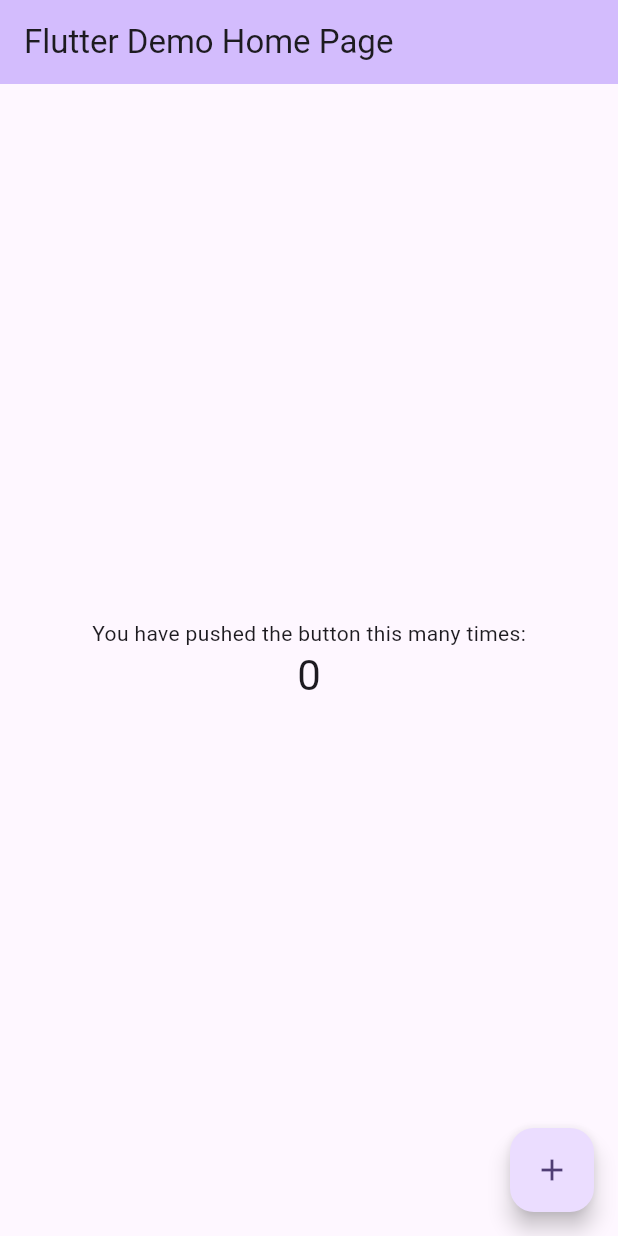
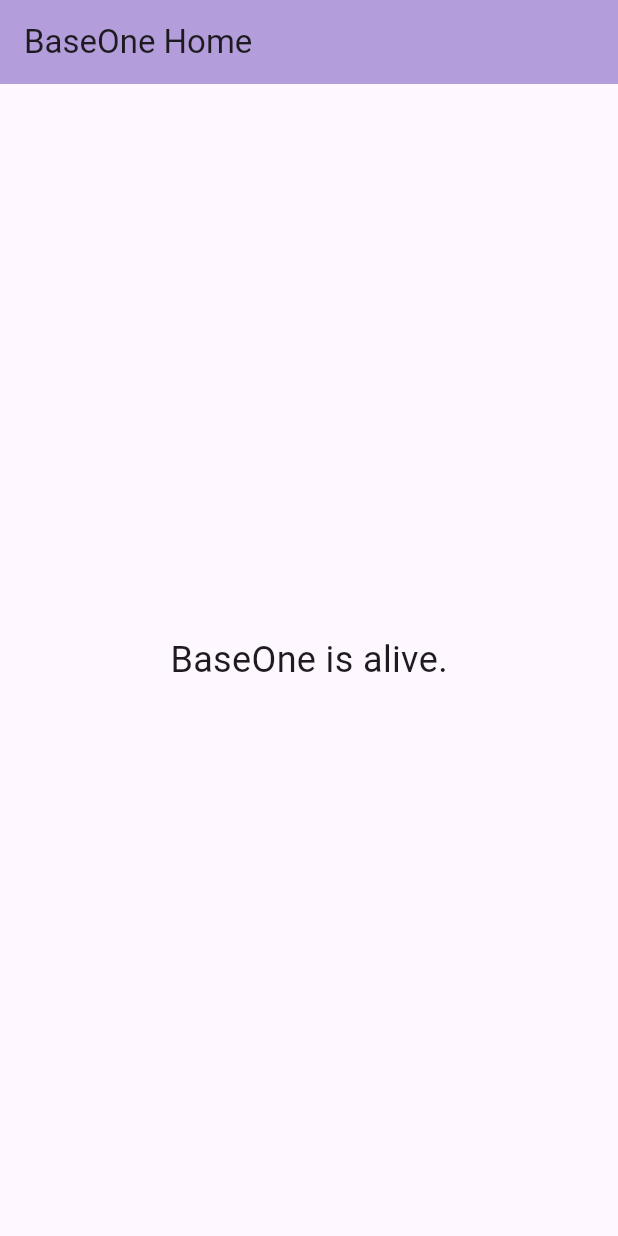
Before and after one commit to jamesbrownops/baseone, a Flutter app: the screen it shows after launch, on a phone screen of 412 x 824 dp. Run offline on Flutter 3.47's test engine with Material 3 defaults, Android fonts, the light colour scheme and no system bars.

Commit message:
BaseOne home scaffold

```diff
--- a/lib/main.dart
+++ b/lib/main.dart
@@ -1,121 +1,41 @@
 import 'package:flutter/material.dart';
 
 void main() {
-  runApp(const MyApp());
+  runApp(const BaseOneApp());
 }
 
-class MyApp extends StatelessWidget {
-  const MyApp({super.key});
+class BaseOneApp extends StatelessWidget {
+  const BaseOneApp({super.key});
 
-  // This widget is the root of your application.
   @override
   Widget build(BuildContext context) {
     return MaterialApp(
-      title: 'Flutter Demo',
+      debugShowCheckedModeBanner: false,
+      title: 'BaseOne',
       theme: ThemeData(
-        // This is the theme of your application.
-        //
-        // TRY THIS: Try running your application with "flutter run". You'll see
-        // the application has a purple toolbar. Then, without quitting the app,
-        // try changing the seedColor in the colorScheme below to Colors.green
-        // and then invoke "hot reload" (save your changes or press the "hot
-        // reload" button in a Flutter-supported IDE, or press "r" if you used
-        // the command line to start the app).
-        //
-        // Notice that the counter didn't reset back to zero; the application
-        // state is not lost during the reload. To reset the state, use hot
-        // restart instead.
-        //
-        // This works for code too, not just values: Most code changes can be
-        // tested with just a hot reload.
-        colorScheme: .fromSeed(seedColor: Colors.deepPurple),
+        colorScheme: ColorScheme.fromSeed(seedColor: Colors.deepPurple),
+        useMaterial3: true,
       ),
-      home: const MyHomePage(title: 'Flutter Demo Home Page'),
+      home: const BaseOneHome(),
     );
   }
 }
 
-class MyHomePage extends StatefulWidget {
-  const MyHomePage({super.key, required this.title});
-
-  // This widget is the home page of your application. It is stateful, meaning
-  // that it has a State object (defined below) that contains fields that affect
-  // how it looks.
-
-  // This class is the configuration for the state. It holds the values (in this
-  // case the title) provided by the parent (in this case the App widget) and
-  // used by the build method of the State. Fields in a Widget subclass are
-  // always marked "final".
-
-  final String title;
-
-  @override
-  State<MyHomePage> createState() => _MyHomePageState();
-}
-
-class _MyHomePageState extends State<MyHomePage> {
-  int _counter = 0;
-
-  void _incrementCounter() {
-    setState(() {
-      // This call to setState tells the Flutter framework that something has
-      // changed in this State, which causes it to rerun the build method below
-      // so that the display can reflect the updated values. If we changed
-      // _counter without calling setState(), then the build method would not be
-      // called again, and so nothing would appear to happen.
-      _counter++;
-    });
-  }
+class BaseOneHome extends StatelessWidget {
+  const BaseOneHome({super.key});
 
   @override
   Widget build(BuildContext context) {
-    // This method is rerun every time setState is called, for instance as done
-    // by the _incrementCounter method above.
-    //
-    // The Flutter framework has been optimized to make rerunning build methods
-    // fast, so that you can just rebuild anything that needs updating rather
-    // than having to individually change instances of widgets.
     return Scaffold(
       appBar: AppBar(
-        // TRY THIS: Try changing the color here to a specific color (to
-        // Colors.amber, perhaps?) and trigger a hot reload to see the AppBar
-        // change color while the other colors stay the same.
-        backgroundColor: Theme.of(context).colorScheme.inversePrimary,
-        // Here we take the value from the MyHomePage object that was created by
-        // the App.build method, and use it to set our appbar title.
-        title: Text(widget.title),
+        title: const Text('BaseOne Home'),
+        backgroundColor: Colors.deepPurple.shade200,
       ),
-      body: Center(
-        // Center is a layout widget. It takes a single child and positions it
-        // in the middle of the parent.
-        child: Column(
-          // Column is also a layout widget. It takes a list of children and
-          // arranges them vertically. By default, it sizes itself to fit its
-          // children horizontally, and tries to be as tall as its parent.
-          //
-          // Column has various properties to control how it sizes itself and
-          // how it positions its children. Here we use mainAxisAlignment to
-          // center the children vertically; the main axis here is the vertical
-          // axis because Columns are vertical (the cross axis would be
-          // horizontal).
-          //
-          // TRY THIS: Invoke "debug painting" (choose the "Toggle Debug Paint"
-          // action in the IDE, or press "p" in the console), to see the
-          // wireframe for each widget.
-          mainAxisAlignment: .center,
-          children: [
-            const Text('You have pushed the button this many times:'),
-            Text(
-              '$_counter',
-              style: Theme.of(context).textTheme.headlineMedium,
-            ),
-          ],
+      body: const Center(
+        child: Text(
+          'BaseOne is alive.',
+          style: TextStyle(fontSize: 24),
         ),
-      ),
-      floatingActionButton: FloatingActionButton(
-        onPressed: _incrementCounter,
-        tooltip: 'Increment',
-        child: const Icon(Icons.add),
       ),
     );
   }
```
Also changed, not shown: 1 other file.
